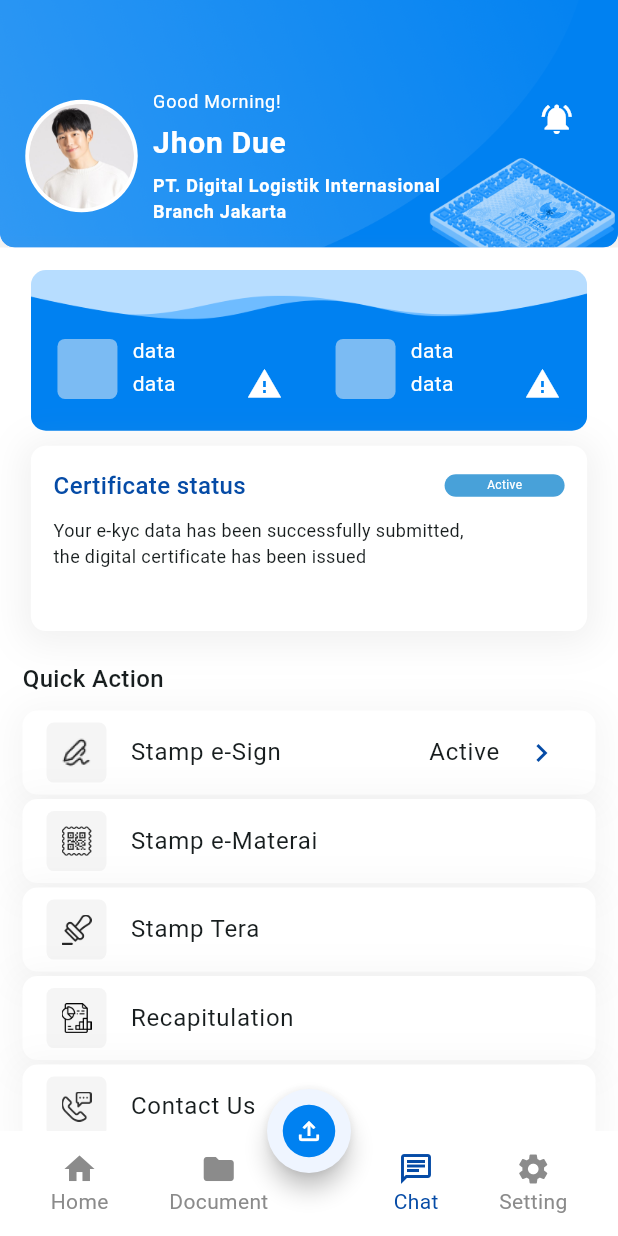
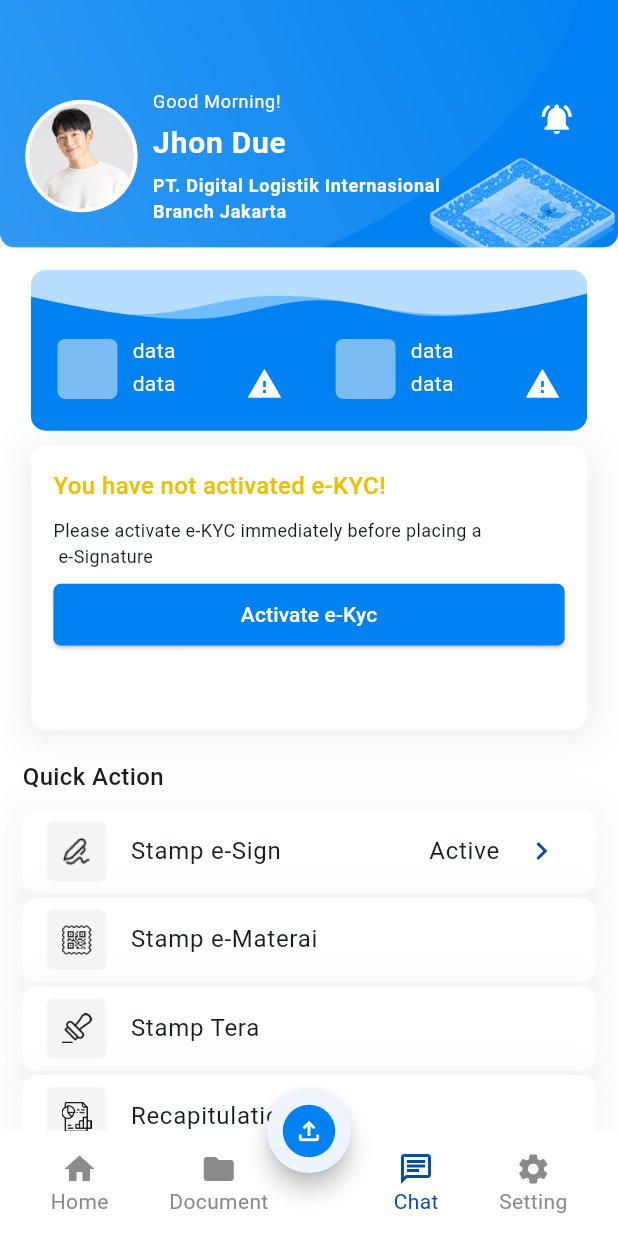
Before and after one commit to Malikibrahim10203/m-vas, a Flutter app: the Dashboard screen opened by its route, on a phone screen of 412 x 824 dp. Run offline on Flutter 3.47's test engine with Material 3 defaults, Android fonts, the phone set to English and light mode, and no system bars; our stand-ins replace google_fonts, smooth_page_indicator.

Commit message:
new component certificate status

```diff
--- a/vas/lib/screens/pages/dashboard.dart
+++ b/vas/lib/screens/pages/dashboard.dart
@@ -162,7 +162,7 @@ class _DashboardState extends State<Dashboard> {
             Container(
                 padding: EdgeInsets.all(15),
                 width: size.width * 1,
-                height: 620,
+                height: 650,
                 decoration: BoxDecoration(
                   color: Colors.white,
                   boxShadow: [
@@ -300,7 +300,7 @@ class _DashboardState extends State<Dashboard> {
                     SizedBox(
                       height: 10,
                     ),
-                    CertificateStatusActive(heightScreen, widthScreen),
+                    CertificateStatusNotActive(heightScreen, widthScreen),
                     SizedBox(
                       height: 20,
                     ),
--- a/vas/lib/widgets/components.dart
+++ b/vas/lib/widgets/components.dart
@@ -186,6 +186,89 @@ Widget CertificateStatusProgress(height, width) {
   );
 }
 
+Widget CertificateStatusNotActive(height, width) {
+  return Container(
+    padding: EdgeInsets.all(15),
+    width: width * 0.9,
+    height: height * 0.23,
+    decoration: BoxDecoration(
+        color: Colors.white,
+        boxShadow: [
+          BoxShadow(
+            color: Colors.grey.withOpacity(0.15),
+            spreadRadius: 5,
+            blurRadius: 20,
+            offset: Offset(0, 3),
+          ),
+        ],
+        borderRadius: BorderRadius.all(Radius.circular(10))
+    ),
+    child: Column(
+      children: [
+        Row(
+          mainAxisAlignment: MainAxisAlignment.spaceBetween,
+          children: [
+            Text(
+              "You have not activated e-KYC!",
+              style: TextStyle(
+                  fontSize: 16,
+                  fontWeight: FontWeight.w500,
+                  color: tertiaryColor
+              ),
+            ),
+          ],
+        ),
+        SizedBox(
+          height: 10,
+        ),
+        Row(
+          children: [
+            Text(
+              "Please activate e-KYC immediately before placing a\n e-Signature",
+              style: GoogleFonts.roboto(
+                fontSize: 12,
+              ),
+            ),
+          ],
+        ),
+        SizedBox(
+          height: 10,
+        ),
+        Expanded(
+          child: Container(
+            height: height * 0.1,
+            child: Column(
+              children: [
+                Container(
+                  height: height * 0.05,
+                  width: width * 0.85,
+                  child: ElevatedButton(
+                    onPressed: (){
+
+                    },
+                    child: Text(
+                      "Activate e-Kyc",
+                      style: TextStyle(
+                          color: Colors.white
+                      ),
+                    ),
+                    style: ElevatedButton.styleFrom(
+                        backgroundColor: Color(0xff0081F1),
+                        shape: RoundedRectangleBorder(
+                            borderRadius: BorderRadius.circular(5)
+                        )
+                    ),
+                  ),
+                ),
+              ],
+            ),
+          ),
+        )
+      ],
+    ),
+  );
+}
+
 // Menu Active
 Widget MenuActive() {
   return Container(
```
